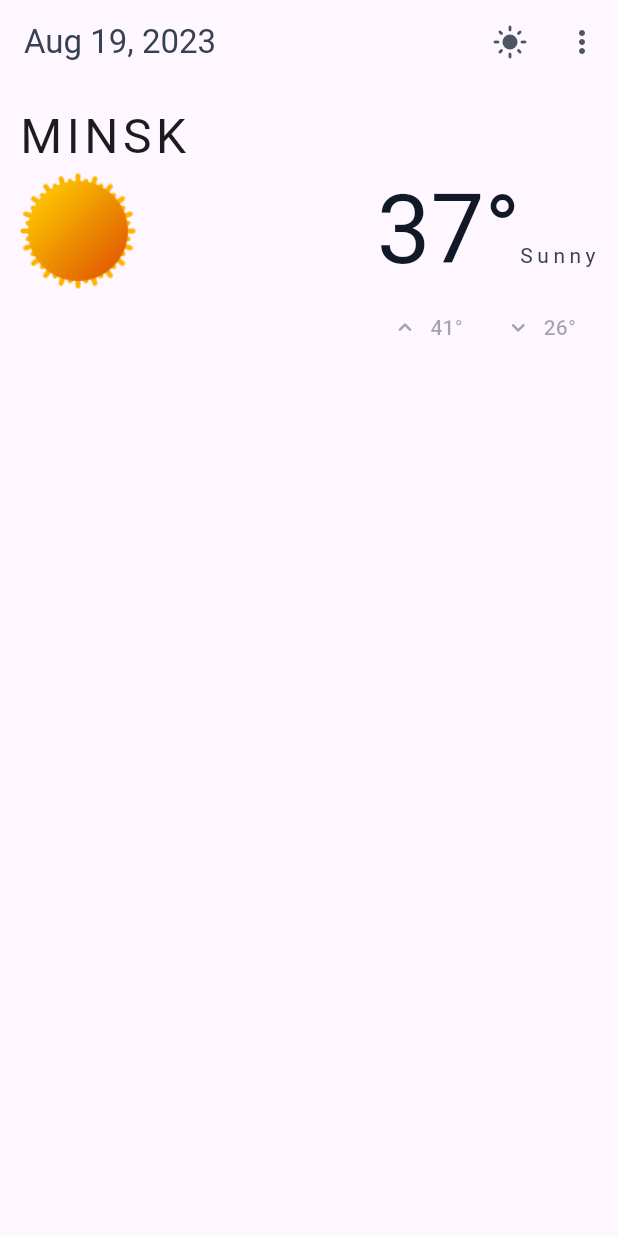
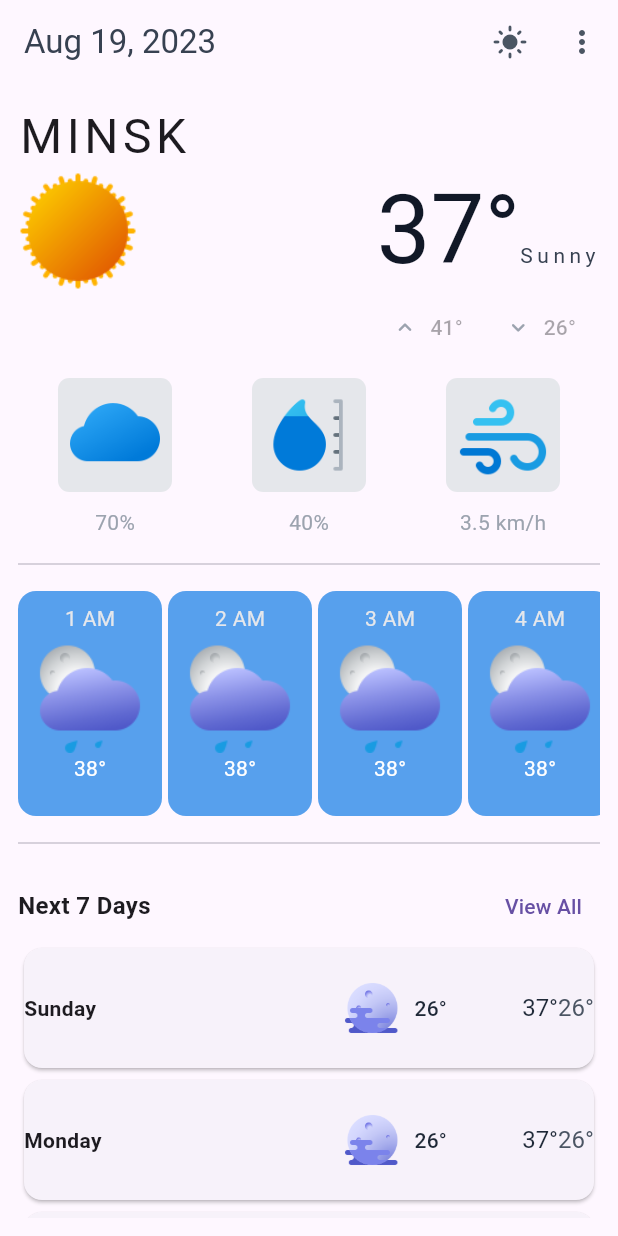
Before and after one commit to tquaddl/flutter-weather-app-practice, a Flutter app: the screen it shows after launch, on a phone screen of 412 x 824 dp. Run offline on Flutter 3.47's test engine with Material 2 defaults, Android fonts, the phone set to English and light mode, and no system bars; our stand-ins replace get, velocity_x; Roboto replaces fonts that are missing (poppins, poppins_bold, poppins_light).

Commit message:
Home screen layout

```diff
--- a/lib/main.dart
+++ b/lib/main.dart
@@ -2,7 +2,9 @@ import 'package:flutter/material.dart';
 import 'package:get/get.dart';
 import 'package:velocity_x/velocity_x.dart';
 import 'package:intl/intl.dart';
+import 'package:weather_app/consts/colors.dart';
 import 'consts/strings.dart';
+import 'consts/images.dart';
 
 void main() {
   runApp(const MyApp());
@@ -53,6 +55,8 @@ class WeatherApp extends StatelessWidget {
       ),
       body: Container(
         padding: EdgeInsets.all(12),
+        child: SingleChildScrollView(
+          physics: const BouncingScrollPhysics(),
           child: Column(
             crossAxisAlignment: CrossAxisAlignment.start,
             children: [
@@ -116,14 +120,130 @@ class WeatherApp extends StatelessWidget {
                   ),
                 ],
               ),
+              10.heightBox,
               Row(
+                mainAxisAlignment: MainAxisAlignment.spaceAround,
                 children: List.generate(3, (index) {
-                return Column();
+                  var iconsList = [clouds, humidity, windspeed];
+                  var values = ['70%', '40%', '3.5 km/h'];
+                  return Column(
+                    children: [
+                      Image.asset(
+                        iconsList[index],
+                        width: 60,
+                        height: 60,
+                      )
+                          .box
+                          .gray200
+                          .padding(const EdgeInsets.all(8))
+                          .roundedSM
+                          .make(),
+                      10.heightBox,
+                      values[index].text.gray400.make(),
+                    ],
+                  );
                 }),
+              ),
+              10.heightBox,
+              const Divider(),
+              10.heightBox,
+              SizedBox(
+                height: 150,
+                child: ListView.builder(
+                  physics: const BouncingScrollPhysics(),
+                  scrollDirection: Axis.horizontal,
+                  shrinkWrap: true,
+                  itemCount: 6,
+                  itemBuilder: (BuildContext context, int index) {
+                    return Container(
+                      padding: EdgeInsets.all(8),
+                      margin: EdgeInsets.only(right: 4),
+                      decoration: BoxDecoration(
+                        color: cardColor,
+                        borderRadius: BorderRadius.circular(12),
+                      ),
+                      child: Column(
+                        children: [
+                          '${index + 1} AM'.text.gray200.make(),
+                          Image.asset(
+                            'assets/weather/09n.png',
+                            width: 80,
+                          ),
+                          '38$degree'.text.white.make(),
+                        ],
+                      ),
+                    );
+                  },
+                ),
+              ),
+              10.heightBox,
+              const Divider(),
+              10.heightBox,
+              Row(
+                mainAxisAlignment: MainAxisAlignment.spaceBetween,
+                children: [
+                  'Next 7 Days'.text.semiBold.size(16).make(),
+                  TextButton(
+                    onPressed: () {},
+                    child: 'View All'.text.make(),
+                  ),
+                ],
+              ),
+              ListView.builder(
+                physics: const NeverScrollableScrollPhysics(),
+                shrinkWrap: true,
+                itemCount: 7,
+                itemBuilder: (BuildContext context, int index) {
+                  var day = DateFormat('EEEE')
+                      .format(DateTime.now().add(Duration(days: index + 1)));
+                  return Card(
+                    child: Container(
+                      padding: const EdgeInsets.symmetric(
+                          horizontal: 0, vertical: 12),
+                      child: Row(
+                        mainAxisAlignment: MainAxisAlignment.spaceBetween,
+                        children: [
+                          Expanded(child: day.text.semiBold.make()),
+                          Expanded(
+                            child: TextButton.icon(
+                              onPressed: null,
+                              icon: Image.asset('assets/weather/50n.png',
+                                  width: 40),
+                              label: '26$degree'.text.gray800.make(),
+                            ),
+                          ),
+                          RichText(
+                            text: TextSpan(
+                              children: [
+                                TextSpan(
+                                  text: '37$degree',
+                                  style: TextStyle(
+                                    color: Vx.gray800,
+                                    fontFamily: 'poppins',
+                                    fontSize: 16,
+                                  ),
+                                ),
+                                TextSpan(
+                                  text: '26$degree',
+                                  style: TextStyle(
+                                    color: Vx.gray600,
+                                    fontFamily: 'poppins',
+                                    fontSize: 16,
+                                  ),
+                                ),
+                              ],
+                            ),
                           ),
                         ],
                       ),
                     ),
                   );
+                },
+              ),
+            ],
+          ),
+        ),
+      ),
+    );
   }
 }
```
Lines whose indentation alone changed are shown as unchanged.
